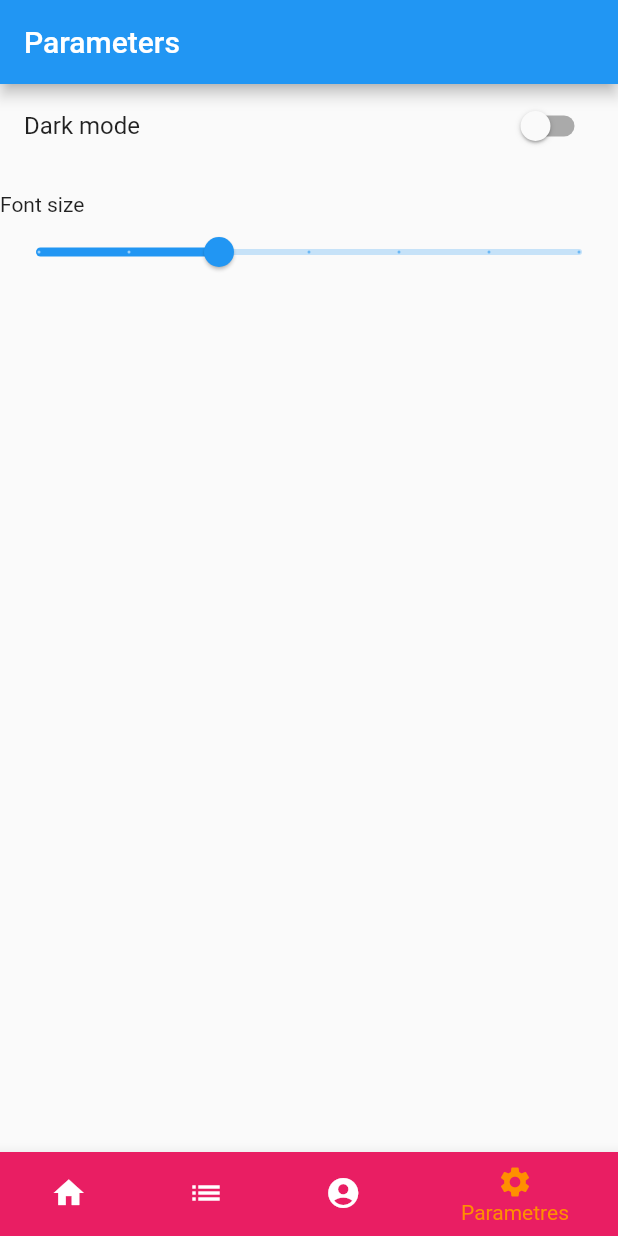
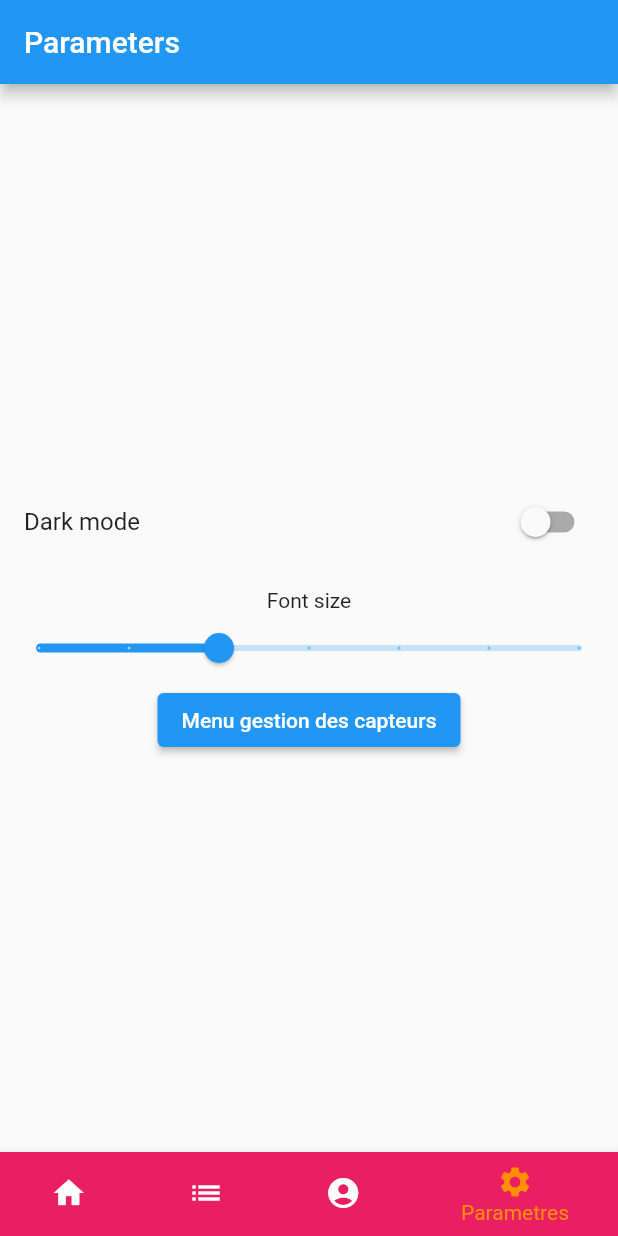
Before and after one commit to GaetanCrabeels/SmartShade, a Flutter app: the screen it shows after launch, item 4 of the bottom bar chosen, on a phone screen of 412 x 824 dp. Run offline on Flutter 3.47's test engine with Material 2 defaults, Android fonts, the phone set to English and light mode, and no system bars.

Commit message:
ajout bouton vers page active/desactive capteur

```diff
--- a/lib/screens/parameters.dart
+++ b/lib/screens/parameters.dart
@@ -1,4 +1,5 @@
 import 'package:flutter/material.dart';
+import 'fermeture_tempo.dart';
 
 class Parameters extends StatefulWidget {
   const Parameters({Key? key}) : super(key: key);
@@ -18,9 +19,10 @@ class _ParametersState extends State<Parameters> {
       appBar: AppBar(
         title: const Text('Parameters'),
       ),
-      body: Column(
-        crossAxisAlignment: CrossAxisAlignment.start,
-        children: [
+      body: Center(
+        child: Column(
+          mainAxisAlignment: MainAxisAlignment.center,
+          children: <Widget>[
             SwitchListTile(
               title: const Text('Dark mode'),
               value: _isDarkModeEnabled,
@@ -43,7 +45,18 @@ class _ParametersState extends State<Parameters> {
                 });
               },
             ),
+            ElevatedButton(
+              onPressed: () {
+                Navigator.push(
+                  context,
+                  MaterialPageRoute(
+                      builder: (context) => FermetureTempoScreen()),
+                );
+              },
+              child: Text('Menu gestion des capteurs'),
+            ),
           ],
+        ),
       ),
     );
   }
```
Lines whose indentation alone changed are shown as unchanged.
